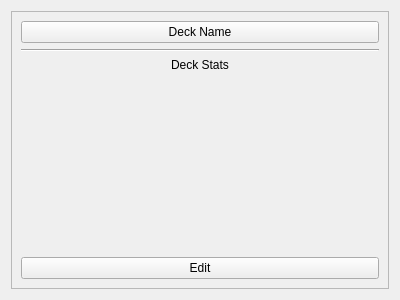
The window that deck.ui (Szybet/sanki) describes before a commit, drawn with Qt 5.
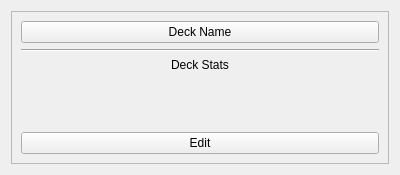
The same window after the commit.

The edit to the form file:
```diff
--- a/deck.ui
+++ b/deck.ui
@@ -7,7 +7,7 @@
     <x>0</x>
     <y>0</y>
     <width>400</width>
-    <height>300</height>
+    <height>175</height>
    </rect>
   </property>
   <property name="windowTitle">
```
